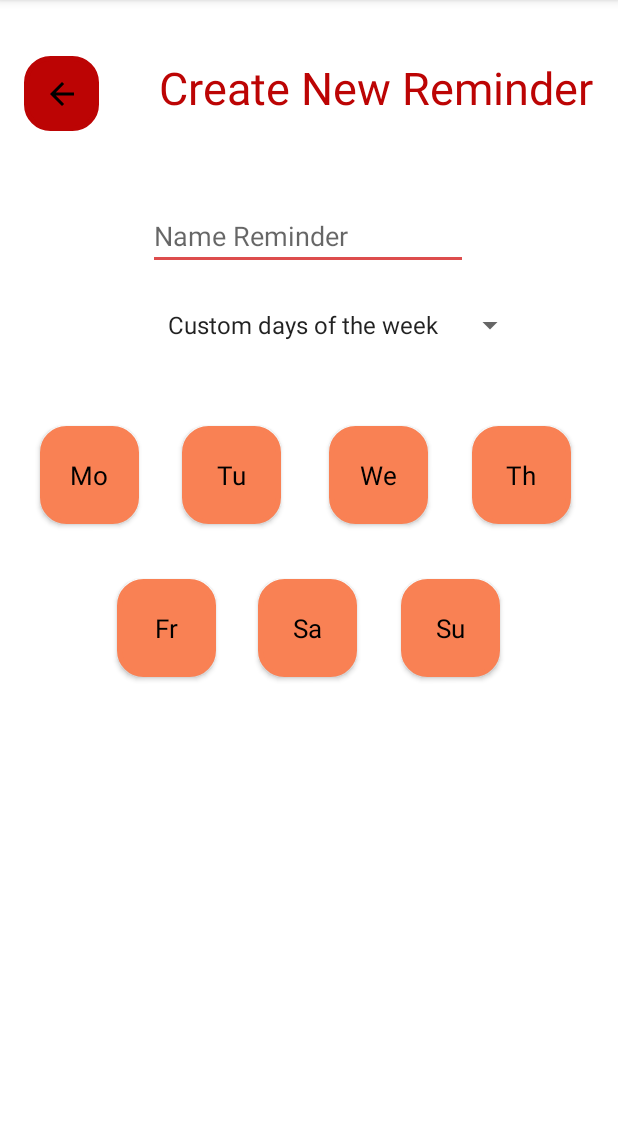
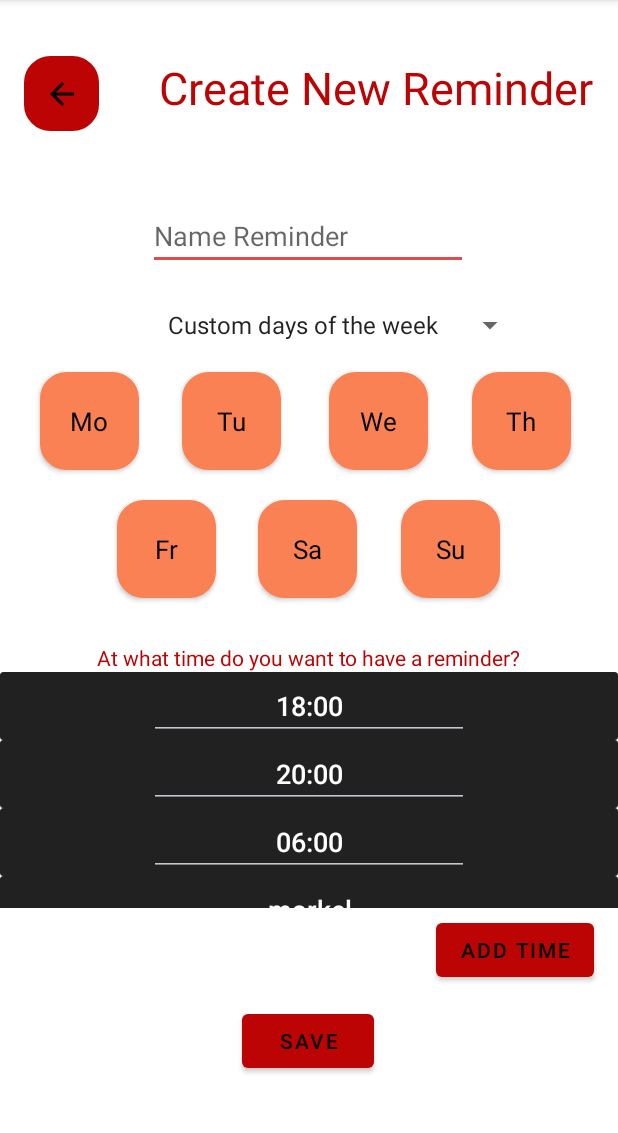
Before and after one commit to Ward-JavaApplications/Remag, an Android app: the AddReminderActivity screen opened directly, with no data from a screen before it, on a phone screen of 412 x 824 dp, the part 84-1217 px from its top. Run offline under Robolectric (Android 15) with nearby library versions, the phone set to English and light mode, and no system bars.

Commit message:
RecyclerView understood and implemented
we can cycle through view Cycler with spinner

small layout change

we can cycle through view Cycler with spinner

got rid of the recylceView

OMG it fucking displays a recycleView

layout seems tight

```diff
--- a/app/src/main/java/wardsmets/remag/AddReminderActivity.java
+++ b/app/src/main/java/wardsmets/remag/AddReminderActivity.java
@@ -2,41 +2,48 @@ package wardsmets.remag;
 
 import android.os.Bundle;
 import android.view.View;
-import android.widget.Toast;
+import android.widget.AdapterView;
+import android.widget.Spinner;
 
-import androidx.annotation.Nullable;
 import androidx.appcompat.app.AppCompatActivity;
 import androidx.recyclerview.widget.LinearLayoutManager;
 import androidx.recyclerview.widget.RecyclerView;
 
-import java.util.ArrayList;
-
-import wardsmets.remag.RecyclerView.MyRecyclerViewAdapter;
-
 public class AddReminderActivity extends AppCompatActivity{
 
-    private ArrayList<String> times;
-    MyRecyclerViewAdapter adapter;
 
     @Override
     protected void onCreate(Bundle savedInstanceState) {
-        super.onCreate(savedInstanceState);
-        setContentView(R.layout.activity_add_reminder);
-        times = new ArrayList<>();
-        times.add("morgen");
-        times.add("gister");
-        setUpRecycleView();
-    }
+        try {
+            super.onCreate(savedInstanceState);
+            setContentView(R.layout.activity_add_reminder);
 
-    private void setUpRecycleView(){
-        try {
-            RecyclerView recyclerView = findViewById(R.id.recycler_view_times);
-            recyclerView.setLayoutManager(new LinearLayoutManager(this));
-            MyRecyclerViewAdapter recyclerViewAdapter = new MyRecyclerViewAdapter(times);
+            //viewFlipper
+            MyViewFlipper viewFlipper = new MyViewFlipper(findViewById(R.id.buttonViewFlipper));
+
+            //spinner
+            Spinner spinnerSelector = findViewById(R.id.spinner_frequency);
+            spinnerSelector.setOnItemSelectedListener(new AdapterView.OnItemSelectedListener() {
+                @Override
+                public void onItemSelected(AdapterView<?> parent, View view, int position, long id) {
+                    viewFlipper.setView(position);
+                }
+
+                @Override
+                public void onNothingSelected(AdapterView<?> parent) {
+
+                }
+            });
+
+            //recycleView
+            RecyclerView recyclerView = findViewById(R.id.recycler_view_time_of_day);
+            String[] times = {"18:00","20:00","06:00","markel","j;lkaesf","akls;fjd",";afjlkds","qweoriu"};
+            MyRecycleViewAdapter adapter = new MyRecycleViewAdapter(times, getApplicationContext());
+            recyclerView.setAdapter(adapter);
+            recyclerView.setLayoutManager(new LinearLayoutManager(getApplicationContext()));
         }
         catch (Exception e){
             e.printStackTrace();
         }
-
     }
 }
--- /dev/null
+++ b/app/src/main/java/wardsmets/remag/MyRecycleViewAdapter.java
@@ -0,0 +1,48 @@
+package wardsmets.remag;
+
+import android.content.Context;
+import android.view.LayoutInflater;
+import android.view.View;
+import android.view.ViewGroup;
+import android.widget.EditText;
+import android.widget.TextView;
+
+import androidx.annotation.NonNull;
+import androidx.recyclerview.widget.RecyclerView;
+
+public class MyRecycleViewAdapter extends RecyclerView.Adapter<MyRecycleViewAdapter.MyViewHolder> {
+
+    String[] times;
+    Context context;
+
+    public MyRecycleViewAdapter(String[] times, Context context) {
+        this.times = times;
+        this.context = context;
+    }
+
+    @Override
+    public MyViewHolder onCreateViewHolder(ViewGroup parent, int viewType) {
+        LayoutInflater inflater = LayoutInflater.from(context);
+        View view = inflater.inflate(R.layout.add_reminder_add_time_row,parent,false);
+        return new MyViewHolder(view);
+    }
+
+    @Override
+    public void onBindViewHolder(MyRecycleViewAdapter.MyViewHolder holder, int position) {
+        holder.editText.setText(times[position]);
+    }
+
+    @Override
+    public int getItemCount() {
+        return times.length;
+    }
+
+    public class MyViewHolder extends RecyclerView.ViewHolder {
+        EditText editText;
+
+        public MyViewHolder(View itemView) {
+            super(itemView);
+            editText = itemView.findViewById(R.id.editText_selectTime);
+        }
+    }
+}
--- /dev/null
+++ b/app/src/main/java/wardsmets/remag/MyViewFlipper.java
@@ -0,0 +1,26 @@
+package wardsmets.remag;
+
+import android.widget.ViewFlipper;
+
+public class MyViewFlipper {
+    ViewFlipper viewFlipper;
+    int currentView = 0;
+    MyViewFlipper(ViewFlipper viewFlipper){
+        this.viewFlipper = viewFlipper;
+        currentView = 0;
+    }
+    public void setView(int position){
+        while(position!= currentView){
+            if(position>currentView){
+                viewFlipper.showNext();
+                currentView ++;
+            }
+            else{
+                viewFlipper.showPrevious();
+                currentView --;
+            }
+        }
+    }
+
+
+}
--- a/app/src/main/java/wardsmets/remag/RecyclerView/MyRecyclerViewAdapter.java
+++ /dev/null
@@ -1,51 +0,0 @@
-package wardsmets.remag.RecyclerView;
-
-import android.content.Context;
-import android.view.LayoutInflater;
-import android.view.View;
-import android.view.ViewGroup;
-import android.widget.TextView;
-
-import androidx.annotation.NonNull;
-import androidx.recyclerview.widget.RecyclerView;
-
-import java.util.ArrayList;
-import java.util.List;
-
-import wardsmets.remag.R;
-
-public class MyRecyclerViewAdapter extends RecyclerView.Adapter<MyRecyclerViewAdapter.ViewHolder> {
-    private String[] dataSet;
-
-    public static class ViewHolder extends RecyclerView.ViewHolder{
-        private final TextView textView;
-
-        public ViewHolder(View view){
-            super(view);
-            textView = (TextView)view.findViewById(R.id.textView_forRecycler);
-        }
-        public TextView getTextView(){
-            return textView;
-        }
-    }
-    public MyRecyclerViewAdapter(ArrayList<String> strings){
-        this.dataSet = strings.toArray(new String[0]);
-    }
-
-    @Override
-    public MyRecyclerViewAdapter.ViewHolder onCreateViewHolder(ViewGroup parent, int viewType) {
-        View view = LayoutInflater.from(parent.getContext())
-                .inflate(R.layout.add_reminder_select_time,parent,false);
-        return new ViewHolder(view);
-    }
-
-    @Override
-    public void onBindViewHolder(MyRecyclerViewAdapter.ViewHolder holder, int position) {
-        holder.getTextView().setText(dataSet[position]);
-    }
-
-    @Override
-    public int getItemCount() {
-        return dataSet.length;
-    }
-}
--- a/app/src/main/res/layout/activity_add_reminder.xml
+++ b/app/src/main/res/layout/activity_add_reminder.xml
@@ -53,7 +53,7 @@
         tools:text="Name Reminder" />
 
     <Spinner
-        android:id="@+id/textView_frequency"
+        android:id="@+id/spinner_frequency"
         android:layout_width="250dp"
         android:layout_height="wrap_content"
         android:entries="@array/spinnerSelector"
@@ -70,12 +70,10 @@
 
         android:id="@+id/buttonViewFlipper"
         android:layout_width="match_parent"
-        android:layout_height="250dp"
-        app:layout_constraintBottom_toBottomOf="parent"
+        android:layout_height="200dp"
         app:layout_constraintEnd_toEndOf="parent"
         app:layout_constraintStart_toStartOf="parent"
-        app:layout_constraintTop_toBottomOf="@+id/textView_frequency"
-        app:layout_constraintVertical_bias="0.1">
+        app:layout_constraintTop_toBottomOf="@+id/spinner_frequency">
 
 
         <include
@@ -88,16 +86,49 @@
 
     </ViewFlipper>
 
-    <androidx.recyclerview.widget.RecyclerView
-        android:id="@+id/recycler_view_times"
+    <include
+        android:id="@+id/recycler_view"
+        layout="@layout/add_reminder_recycle_view"
         android:layout_width="match_parent"
-        android:layout_height="wrap_content"
-        app:layout_constraintBottom_toBottomOf="parent"
+        android:layout_height="157dp"
         app:layout_constraintEnd_toEndOf="parent"
         app:layout_constraintHorizontal_bias="0.0"
         app:layout_constraintStart_toStartOf="parent"
-        app:layout_constraintTop_toBottomOf="@+id/buttonViewFlipper"
-        app:layout_constraintVertical_bias="0.0" />
+        app:layout_constraintTop_toBottomOf="@+id/textView" />
+
+    <TextView
+        android:id="@+id/textView"
+        android:layout_width="wrap_content"
+        android:layout_height="wrap_content"
+        android:text="At what time do you want to have a reminder?"
+        android:textColor="@color/red_main_buttons"
+        app:layout_constraintEnd_toEndOf="parent"
+        app:layout_constraintHorizontal_bias="0.496"
+        app:layout_constraintStart_toStartOf="parent"
+        app:layout_constraintTop_toBottomOf="@+id/buttonViewFlipper" />
+
+    <Button
+        android:id="@+id/button_add_time"
+        android:layout_width="wrap_content"
+        android:layout_height="wrap_content"
+        android:layout_marginTop="4dp"
+        android:text="Add Time"
+        app:layout_constraintEnd_toEndOf="parent"
+        app:layout_constraintHorizontal_bias="0.947"
+        app:layout_constraintStart_toStartOf="parent"
+        app:layout_constraintTop_toBottomOf="@+id/recycler_view" />
+
+    <Button
+        android:id="@+id/button_save_reminder"
+        android:layout_width="wrap_content"
+        android:layout_height="wrap_content"
+        android:text="Save"
+        app:layout_constraintBottom_toBottomOf="parent"
+        app:layout_constraintEnd_toEndOf="parent"
+        app:layout_constraintHorizontal_bias="0.498"
+        app:layout_constraintStart_toStartOf="parent"
+        app:layout_constraintTop_toBottomOf="@+id/button_add_time"
+        app:layout_constraintVertical_bias="0.205" />
 
 
 </androidx.constraintlayout.widget.ConstraintLayout>
--- /dev/null
+++ b/app/src/main/res/layout/add_reminder_add_time_row.xml
@@ -0,0 +1,36 @@
+<?xml version="1.0" encoding="utf-8"?>
+<androidx.constraintlayout.widget.ConstraintLayout xmlns:android="http://schemas.android.com/apk/res/android"
+    xmlns:app="http://schemas.android.com/apk/res-auto"
+    xmlns:tools="http://schemas.android.com/tools"
+    android:layout_width="match_parent"
+    android:layout_height="wrap_content">
+
+    <androidx.cardview.widget.CardView
+        android:layout_width="match_parent"
+        android:layout_height="wrap_content"
+        app:cardBackgroundColor="#222121"
+        app:layout_constraintEnd_toEndOf="parent"
+        app:layout_constraintStart_toStartOf="parent"
+        app:layout_constraintTop_toTopOf="parent">
+
+        <androidx.constraintlayout.widget.ConstraintLayout
+            android:layout_width="match_parent"
+            android:layout_height="match_parent">
+
+            <EditText
+                android:id="@+id/editText_selectTime"
+                android:layout_width="wrap_content"
+                android:layout_height="wrap_content"
+                android:ems="10"
+                android:inputType="time"
+                android:textAlignment="center"
+                android:textColor="@color/white"
+                app:layout_constraintBottom_toBottomOf="parent"
+                app:layout_constraintEnd_toEndOf="parent"
+                app:layout_constraintStart_toStartOf="parent"
+                app:layout_constraintTop_toTopOf="parent" />
+
+        </androidx.constraintlayout.widget.ConstraintLayout>
+    </androidx.cardview.widget.CardView>
+
+</androidx.constraintlayout.widget.ConstraintLayout>
--- /dev/null
+++ b/app/src/main/res/layout/add_reminder_recycle_view.xml
@@ -0,0 +1,10 @@
+<?xml version="1.0" encoding="utf-8"?>
+<androidx.constraintlayout.widget.ConstraintLayout xmlns:android="http://schemas.android.com/apk/res/android"
+    android:layout_width="match_parent"
+    android:layout_height="match_parent">
+
+    <androidx.recyclerview.widget.RecyclerView
+        android:id="@+id/recycler_view_time_of_day"
+        android:layout_width="match_parent"
+        android:layout_height="match_parent" />
+</androidx.constraintlayout.widget.ConstraintLayout>
--- a/app/src/main/res/layout/add_reminder_select_time.xml
+++ /dev/null
@@ -1,16 +0,0 @@
-<?xml version="1.0" encoding="utf-8"?>
-<LinearLayout xmlns:android="http://schemas.android.com/apk/res/android"
-    android:id="@+id/time_selector"
-    android:layout_width="match_parent"
-    android:layout_height="wrap_content"
-    android:orientation="horizontal"
-    android:padding="10dp">
-
-
-    <TextView
-        android:id="@+id/textView_forRecycler"
-        android:layout_width="wrap_content"
-        android:layout_height="wrap_content"
-        android:layout_weight="1"
-        android:text="Kijken of het wel echt werkt" />
-</LinearLayout>
--- a/app/src/main/res/layout/frequency_of_day_panel.xml
+++ b/app/src/main/res/layout/frequency_of_day_panel.xml
@@ -11,11 +11,13 @@
         android:layout_width="wrap_content"
         android:layout_height="wrap_content"
         android:ems="10"
-        android:inputType="textPersonName"
+        android:hint="every x days"
+        android:inputType="number"
         android:text="@string/every_x_days_string"
         app:layout_constraintBottom_toBottomOf="parent"
         app:layout_constraintEnd_toEndOf="parent"
         app:layout_constraintStart_toStartOf="parent"
         app:layout_constraintTop_toTopOf="parent"
         tools:text="every x days" />
+
 </androidx.constraintlayout.widget.ConstraintLayout>
```
